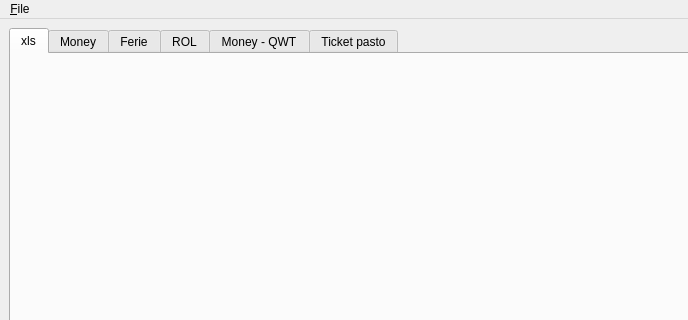
ZeeD/pay-viewer, file src/payviewer/resources/mainui.ui: the form before one commit; both pictures show x 0 to 688 and y 0 to 320 of the 800 by 600 pixel window.
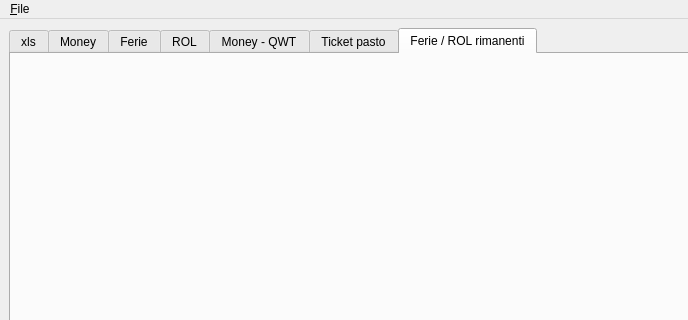
The form after the commit. The open tabs and pages were chosen to show the change.

Commit message: add ferie and rol

```diff
--- a/src/payviewer/resources/mainui.ui
+++ b/src/payviewer/resources/mainui.ui
@@ -56,6 +56,12 @@
        </attribute>
        <layout class="QGridLayout" name="gridLayout_7"/>
       </widget>
+      <widget class="QWidget" name="qwt_chart_ferie_rol">
+       <attribute name="title">
+        <string>Ferie / ROL rimanenti</string>
+       </attribute>
+       <layout class="QGridLayout" name="gridLayout_8"/>
+      </widget>
      </widget>
     </item>
    </layout>
```
The commit also changes 3 other files.
